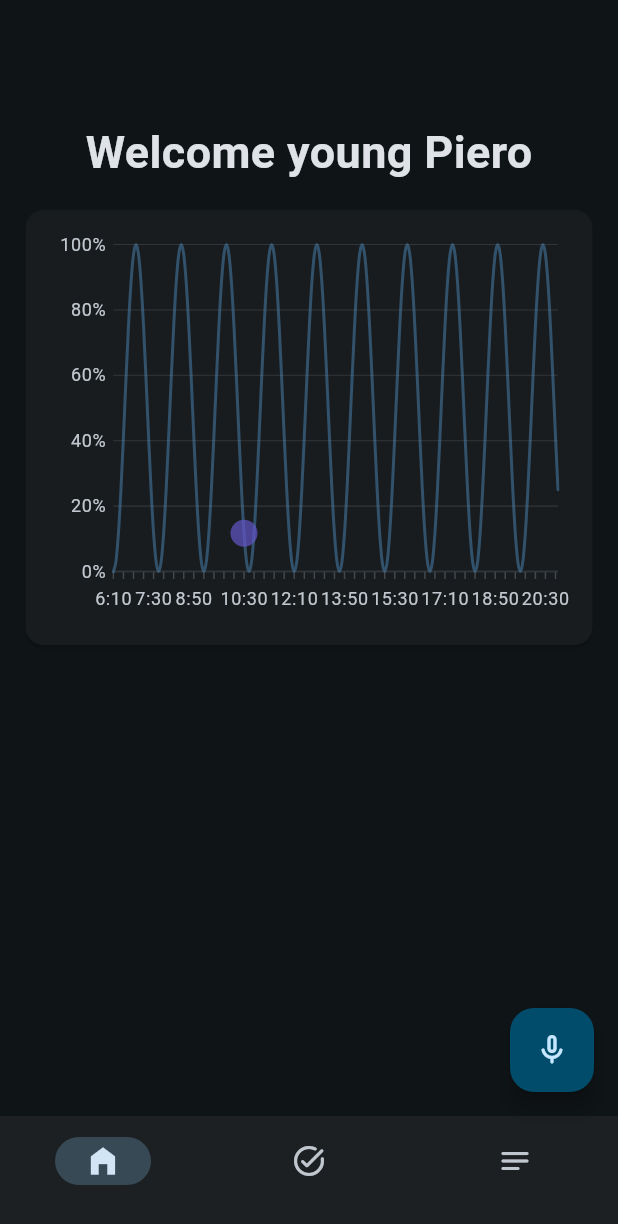
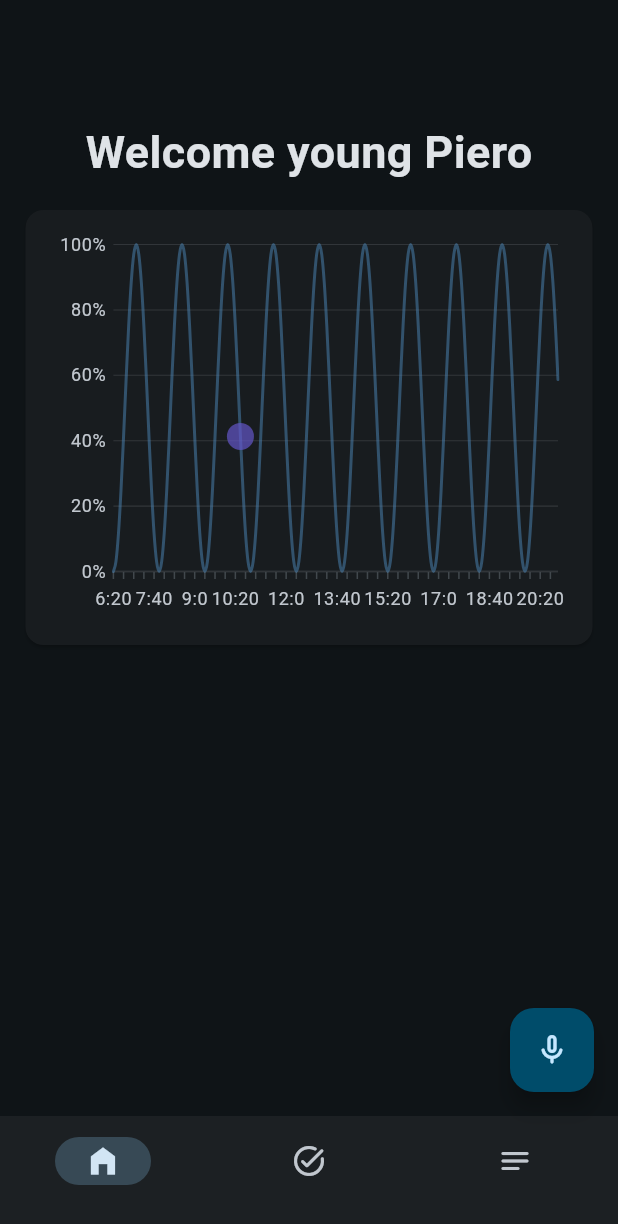
Before and after one commit to pierorolando1/alfred-pennyworth, a Flutter app: the HomePage screen opened by its route, on a phone screen of 412 x 824 dp. Shown: the top 1224 px of the screen. Run offline on Flutter 3.47's test engine with Material 2 defaults, Android fonts, the phone set to English and light mode, and no system bars; our stand-ins replace flutter_riverpod, go_router, shared_preferences, syncfusion_flutter_charts; accounts and stored records are empty.

Commit message:
Add const to wakeUpTimeProvider in domain/providers/providers.dart to improve performance and readability

```diff
--- /dev/null
+++ b/lib/features/focuslevel/domain/helpers.dart
@@ -0,0 +1,7 @@
+
+import 'package:flutter/material.dart';
+
+timeOfDayToDate(TimeOfDay tod) {
+  final now = DateTime.now();
+  return DateTime(now.year, now.month, now.day, tod.hour, tod.minute);
+}
--- a/lib/features/focuslevel/domain/providers/providers.dart
+++ b/lib/features/focuslevel/domain/providers/providers.dart
@@ -1,4 +1,4 @@
 import 'package:flutter/material.dart';
 import 'package:flutter_riverpod/flutter_riverpod.dart';
 
-final wakeUpTimeProvider = StateProvider<TimeOfDay>((ref) => TimeOfDay(hour: 6, minute: 20));
+final wakeUpTimeProvider = StateProvider<TimeOfDay>((ref) => const TimeOfDay(hour: 6, minute: 20));
--- a/lib/pages/home_page.dart
+++ b/lib/pages/home_page.dart
@@ -1,13 +1,16 @@
+import 'package:alfred/features/focuslevel/domain/helpers.dart';
+import 'package:alfred/features/focuslevel/domain/providers/providers.dart';
 import 'package:flutter/material.dart';
 import 'package:alfred/features/focuslevel/presentation/widgets/focus_levels.dart';
+import 'package:flutter_riverpod/flutter_riverpod.dart';
 
 final today = DateTime.now();
 
-class HomePage extends StatelessWidget {
+class HomePage extends ConsumerWidget {
   const HomePage({super.key});
 
   @override
-  Widget build(BuildContext context) {
+  Widget build(BuildContext context, WidgetRef ref) {
     return Scaffold(
       body: Center(
         child: Column(
@@ -22,8 +25,9 @@ class HomePage extends StatelessWidget {
               ),
             ),
             FocusLevels(
-              //today at 7:20 am
-              wakeUpTime: DateTime(today.year, today.month, today.day, 6, 10),
+              wakeUpTime: timeOfDayToDate(
+                ref.watch(wakeUpTimeProvider),
+              ),
             ),
           ],
         ),
--- a/lib/utils/widgets/redirect.dart
+++ b/lib/utils/widgets/redirect.dart
@@ -37,7 +37,7 @@ class _RedirectState extends ConsumerState<Redirect> {
         final wakeUpTime = ref.read(wakeUpTimeProvider.notifier);
         wakeUpTime.state = TimeOfDay(
           hour: int.parse(wus.split(":")[0]),
-          minute: int.parse(wus.split(":")[1])
+          minute: int.parse(wus.split(":")[1].replaceAll(" AM", ""))
         );
 
         context.go("/app/home");
@@ -68,7 +68,7 @@ class _RedirectState extends ConsumerState<Redirect> {
 
   _selectTime(BuildContext context) {
     Future<TimeOfDay?> selectedTime = showTimePicker(
-      initialTime: const TimeOfDay(hour: 6, minute: 30),
+      initialTime: ref.read(wakeUpTimeProvider),
       context: context,
       builder: (BuildContext context, Widget? child) {
         return MediaQuery(
```
